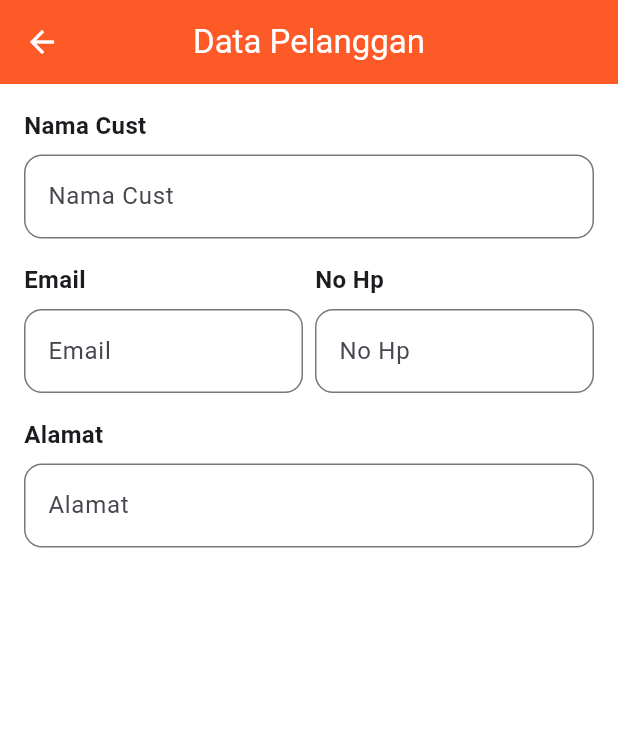
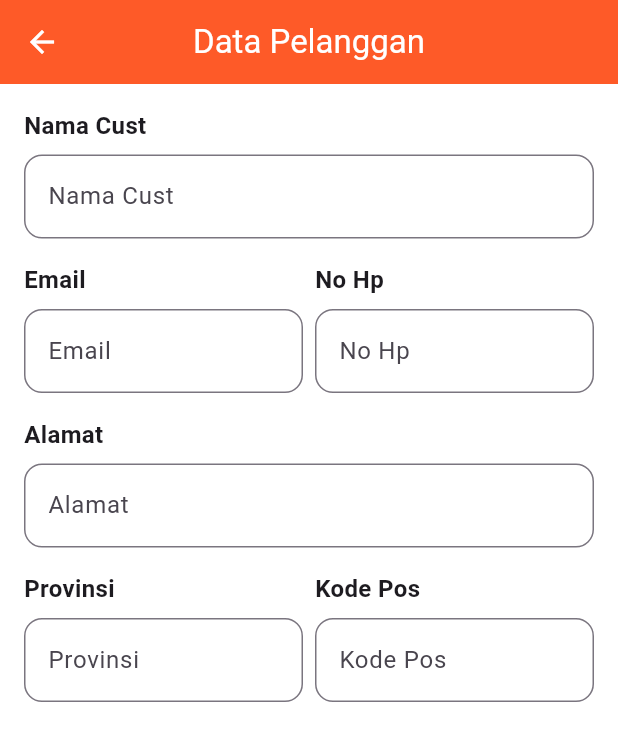
Before and after one commit to IAMHUDA/20220140049_UCP1Flutter, a Flutter app: the PelangganPage screen opened directly, on a phone screen of 412 x 824 dp. Shown: the top 741 px of the screen. Run offline on Flutter 3.47's test engine with Material 3 defaults, Android fonts, the phone set to English and light mode, and no system bars.

Commit message:
addprovinsi & kodepos formfield

```diff
--- a/lib/pelanggan_page.dart
+++ b/lib/pelanggan_page.dart
@@ -137,6 +137,57 @@ class _PelangganPageState extends State<PelangganPage> {
               ),
               const SizedBox(height: 16),
 
+              Row(
+                children: [
+                  Expanded(
+                    child: Column(
+                      crossAxisAlignment: CrossAxisAlignment.start,
+                      children: [
+                        _buildLabel("Provinsi"),
+                        TextFormField(
+                          controller: _provinsiController,
+                          decoration: InputDecoration(
+                            hintText: "Provinsi",
+                            border: OutlineInputBorder(
+                              borderRadius: BorderRadius.circular(12),
+                            ),
+                          ),
+                          validator: (value) {
+                            if (value == null || value.isEmpty) {
+                              return "Provinsi tidak boleh kosong";
+                            }
+                            return null;
+                          },
+                        ),
+                      ],
+                    ),
+                  ),
+                  const SizedBox(width: 8),
+                  Expanded(
+                    child: Column(
+                      crossAxisAlignment: CrossAxisAlignment.start,
+                      children: [
+                        _buildLabel("Kode Pos"),
+                        TextFormField(
+                          controller: _kodePosController,
+                          decoration: InputDecoration(
+                            hintText: "Kode Pos",
+                            border: OutlineInputBorder(
+                              borderRadius: BorderRadius.circular(12),
+                            ),
+                          ),
+                          validator: (value) {
+                            if (value == null || value.isEmpty) {
+                              return "Kode Pos tidak boleh kosong";
+                            }
+                            return null;
+                          },
+                        ),
+                      ],
+                    ),
+                  ),
+                ],
+              ),
             ],
           )
         ),
```
